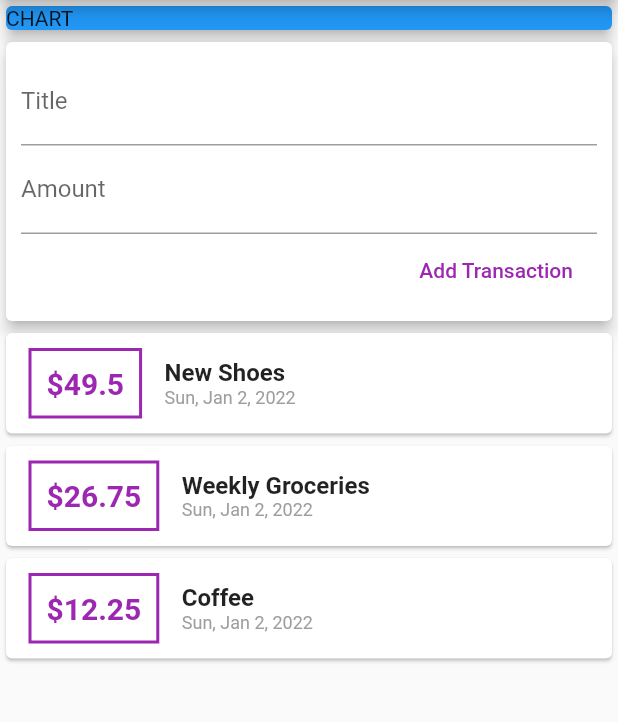
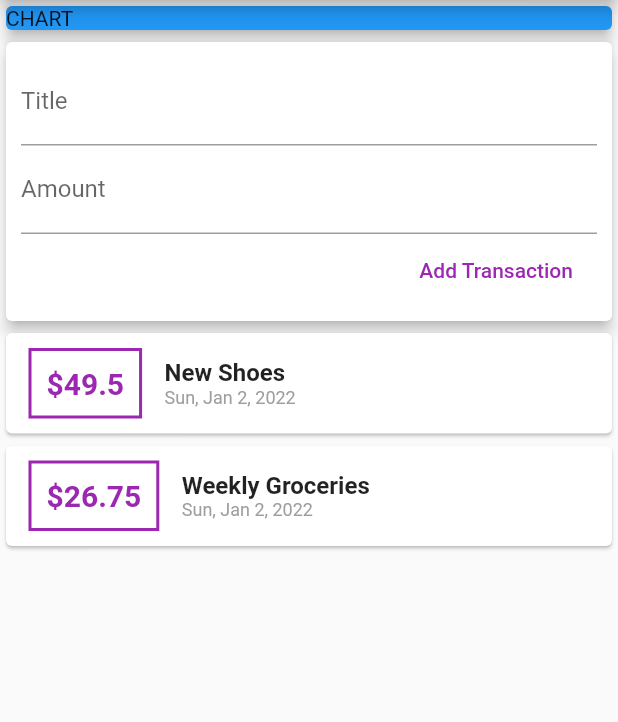
Before and after one commit to elvan/expense_tracker_app_flutter_example, a Flutter app: the screen it shows after launch, after a tap on "Add Transaction", on a phone screen of 412 x 824 dp, the part 84-806 px from its top. Run offline on Flutter 3.47's test engine with Material 2 defaults, Android fonts, the phone set to English and light mode, and no system bars.

Commit message:
adding user transactions to the list

```diff
--- a/lib/widgets/new_transaction.dart
+++ b/lib/widgets/new_transaction.dart
@@ -4,7 +4,9 @@ class NewTransactions extends StatelessWidget {
   final titleController = TextEditingController();
   final amountController = TextEditingController();
 
-  NewTransactions({Key? key}) : super(key: key);
+  final Function addTransaction;
+
+  NewTransactions(this.addTransaction, {Key? key}) : super(key: key);
 
   @override
   Widget build(BuildContext context) {
@@ -30,7 +32,13 @@ class NewTransactions extends StatelessWidget {
             ),
             FlatButton(
               textColor: Colors.purple,
-              onPressed: () {},
+              onPressed: () {
+                addTransaction(
+                  title: titleController.text,
+                  amount: double.parse(amountController.text),
+                  date: DateTime.now(),
+                );
+              },
               child: const Text('Add Transaction'),
             ),
           ],
--- a/lib/widgets/user_transactions.dart
+++ b/lib/widgets/user_transactions.dart
@@ -25,25 +25,19 @@ class _UserTransactionsState extends State<UserTransactions> {
       amount: 26.75,
       date: DateTime.now(),
     ),
-    Transaction(
-      id: 't3',
-      title: 'Coffee',
-      amount: 12.25,
-      date: DateTime.now(),
-    ),
   ];
 
   @override
   Widget build(BuildContext context) {
     return Column(
       children: [
-        NewTransactions(),
+        NewTransactions(_addTransaction),
         TransactionList(_transactions),
       ],
     );
   }
 
-  void _addNewTransaction({
+  void _addTransaction({
     required String title,
     required double amount,
     required DateTime date,
```
